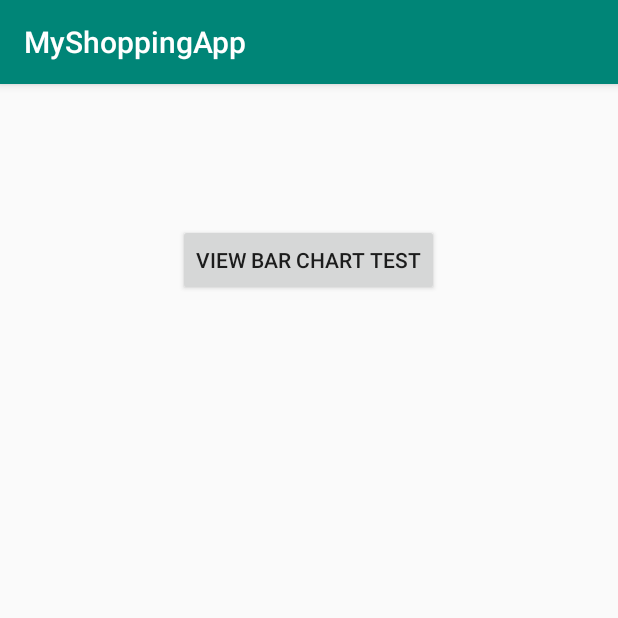
After one commit to marawanFawzy/MyShoppingApp, an Android app: the adminPage screen opened directly, with no data from a screen before it, on a phone screen of 412 x 824 dp, the top half of it. The commit adds this screen. Run offline under Robolectric (Android 15) with nearby library versions, the phone set to English and light mode, and no system bars.

Commit message:
added admin start page and test chart to be filled with data and some edits on database

```diff
--- a/app/build.gradle
+++ b/app/build.gradle
@@ -25,11 +25,13 @@ dependencies {
     implementation files('libs/activation.jar')
     implementation files('libs/additionnal.jar')
     implementation files('libs/mail.jar')
+    implementation 'com.google.android.material:material:1.4.0'
     testImplementation 'junit:junit:4.12'
     androidTestImplementation 'androidx.test.ext:junit:1.1.0'
     androidTestImplementation 'androidx.test.espresso:espresso-core:3.1.1'
     implementation 'com.google.android.gms:play-services-location:21.0.1'
     implementation 'com.github.BirjuVachhani:locus-android:4.1.0'
     implementation 'pub.devrel:easypermissions:3.0.0'
+    implementation 'com.github.PhilJay:MPAndroidChart:v3.1.0'
 
 }
--- /dev/null
+++ b/app/src/main/java/com/example/myshoppingapp/adminPage.java
@@ -0,0 +1,24 @@
+package com.example.myshoppingapp;
+
+import android.content.Intent;
+import android.os.Bundle;
+import android.widget.Button;
+import android.widget.Toast;
+
+import androidx.appcompat.app.AppCompatActivity;
+
+public class adminPage extends AppCompatActivity {
+    Button btnChart;
+    @Override
+    protected void onCreate(Bundle savedInstanceState) {
+        super.onCreate(savedInstanceState);
+        setContentView(R.layout.activity_admin_page);
+        btnChart = findViewById(R.id.button);
+        btnChart.setOnClickListener(v -> {
+            //TODO add extras or create them in chart page directly
+            Toast.makeText(adminPage.this, "starting the chart", Toast.LENGTH_LONG).show();
+            Intent chartIntent = new Intent(adminPage.this, chart.class);
+            startActivity(chartIntent);
+        });
+    }
+}
--- /dev/null
+++ b/app/src/main/res/layout/activity_admin_page.xml
@@ -0,0 +1,20 @@
+<?xml version="1.0" encoding="utf-8"?>
+<androidx.constraintlayout.widget.ConstraintLayout xmlns:android="http://schemas.android.com/apk/res/android"
+    xmlns:app="http://schemas.android.com/apk/res-auto"
+    xmlns:tools="http://schemas.android.com/tools"
+    android:layout_width="match_parent"
+    android:layout_height="match_parent"
+    tools:context=".adminPage">
+
+    <Button
+        android:id="@+id/button"
+        android:layout_width="wrap_content"
+        android:layout_height="wrap_content"
+        android:text="view bar chart test"
+        app:layout_constraintBottom_toBottomOf="parent"
+        app:layout_constraintEnd_toEndOf="parent"
+        app:layout_constraintHorizontal_bias="0.498"
+        app:layout_constraintStart_toStartOf="parent"
+        app:layout_constraintTop_toTopOf="parent"
+        app:layout_constraintVertical_bias="0.13" />
+</androidx.constraintlayout.widget.ConstraintLayout>
--- a/app/src/main/res/values/strings.xml
+++ b/app/src/main/res/values/strings.xml
@@ -21,4 +21,5 @@
     <string name="categorie_name">Categorie Name</string>
     <string name="log_in">Log in</string>
     <string name="todo1">TODO</string>
+    <string name="bar_char">bar char</string>
 </resources>
```
Also changed, not shown: app/src/main/AndroidManifest.xml (+26 -11 lines), app/src/main/java/com/example/myshoppingapp/MainActivity.java (+11 -4 lines), app/src/main/java/com/example/myshoppingapp/ShoppingDatabase.java (+15 -2 lines), app/src/main/java/com/example/myshoppingapp/chart.java (added, +43 -0 lines), app/src/main/res/layout/activity_chart.xml (added, +15 -0 lines).
